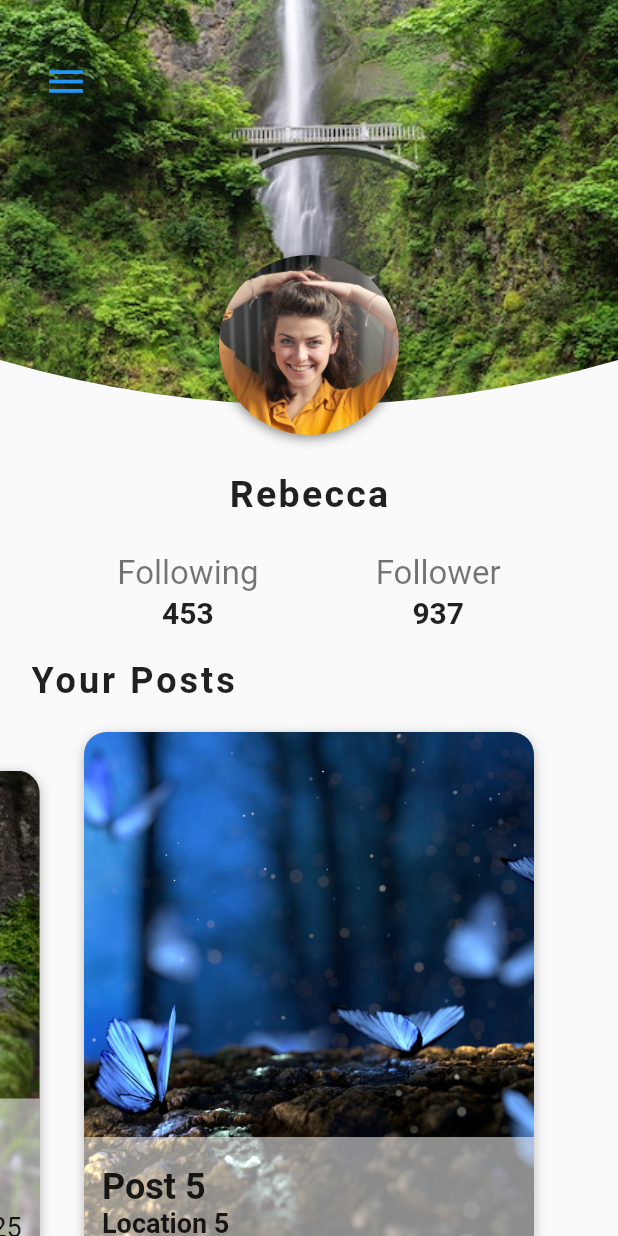
After one commit to tientuyen07/social_demo_ui, a Flutter app: the ProfileScreen screen opened directly, swiped to page 3, on a phone screen of 412 x 824 dp. The commit adds this screen. Run offline on Flutter 3.47's test engine with Material 2 defaults, Android fonts, the phone set to English and light mode, and no system bars.

Commit message:
[Add] [Profile Screen]

```diff
--- /dev/null
+++ b/lib/screens/profile_screen.dart
@@ -0,0 +1,162 @@
+import 'package:flutter/material.dart';
+import 'package:social_demo_ui/models/user_model.dart';
+import 'package:social_demo_ui/widgets/curve_clipper_profile.dart';
+import 'package:social_demo_ui/widgets/custom_drawer.dart';
+import 'package:social_demo_ui/widgets/posts_carousel.dart';
+
+class ProfileScreen extends StatefulWidget {
+  const ProfileScreen({Key? key, required this.user}) : super(key: key);
+  final User user;
+
+  @override
+  State<ProfileScreen> createState() => _ProfileScreenState();
+}
+
+class _ProfileScreenState extends State<ProfileScreen> {
+  late PageController _yourPostsPageController;
+  late PageController _favoritesPageController;
+  final GlobalKey<ScaffoldState> _scaffoldKey = GlobalKey<ScaffoldState>();
+
+  @override
+  void initState() {
+    super.initState();
+    _yourPostsPageController =
+        PageController(initialPage: 0, viewportFraction: 0.8);
+    _favoritesPageController =
+        PageController(initialPage: 0, viewportFraction: 0.8);
+  }
+
+  @override
+  Widget build(BuildContext context) {
+    return Scaffold(
+      key: _scaffoldKey,
+      drawer: Container(
+        color: Colors.white,
+        width: MediaQuery.of(context).size.width * 0.85,
+        height: double.infinity,
+        child: const CustomDrawer(),
+      ),
+      body: SingleChildScrollView(
+        child: Column(
+          children: [
+            Stack(
+              alignment: Alignment.center,
+              children: [
+                ClipPath(
+                  clipper: CurveClipperProfile(),
+                  child: Image(
+                    width: double.infinity,
+                    height: 300.0,
+                    image: AssetImage(widget.user.backgroundImageUrl!),
+                    fit: BoxFit.cover,
+                  ),
+                ),
+                Positioned(
+                  top: 30.0,
+                  left: 20.0,
+                  child: IconButton(
+                    icon: const Icon(Icons.menu),
+                    iconSize: 30.0,
+                    color: Theme.of(context).primaryColor,
+                    onPressed: () {
+                      _scaffoldKey.currentState?.openDrawer();
+                    },
+                  ),
+                ),
+                Positioned(
+                  bottom: 10.0,
+                  child: Container(
+                    decoration: const BoxDecoration(
+                      shape: BoxShape.circle,
+                      boxShadow: [
+                        BoxShadow(
+                          color: Colors.black45,
+                          offset: Offset(0, 2),
+                          blurRadius: 6.0,
+                        ),
+                      ],
+                    ),
+                    child: ClipOval(
+                      child: Image(
+                        width: 120.0,
+                        height: 120.0,
+                        image: AssetImage(widget.user.profileImageUrl!),
+                        fit: BoxFit.cover,
+                      ),
+                    ),
+                  ),
+                )
+              ],
+            ),
+            Padding(
+              padding: const EdgeInsets.all(15.0),
+              child: Text(
+                widget.user.name!,
+                style: const TextStyle(
+                  fontSize: 25.0,
+                  fontWeight: FontWeight.bold,
+                  letterSpacing: 1.5,
+                ),
+              ),
+            ),
+            const SizedBox(height: 10.0),
+            Row(
+              mainAxisAlignment: MainAxisAlignment.spaceEvenly,
+              children: [
+                Column(
+                  children: [
+                    const Text(
+                      'Following',
+                      style: TextStyle(
+                        fontSize: 22.0,
+                        color: Colors.black54,
+                      ),
+                    ),
+                    const SizedBox(height: 2.0),
+                    Text(
+                      widget.user.following.toString(),
+                      style: const TextStyle(
+                        fontSize: 20.0,
+                        fontWeight: FontWeight.w600,
+                      ),
+                    ),
+                  ],
+                ),
+                Column(
+                  children: [
+                    const Text(
+                      'Follower',
+                      style: TextStyle(
+                        fontSize: 22.0,
+                        color: Colors.black54,
+                      ),
+                    ),
+                    const SizedBox(height: 2.0),
+                    Text(
+                      widget.user.followers.toString(),
+                      style: const TextStyle(
+                        fontSize: 20.0,
+                        fontWeight: FontWeight.w600,
+                      ),
+                    ),
+                  ],
+                )
+              ],
+            ),
+            PostsCarousel(
+              pageController: _yourPostsPageController,
+              title: 'Your Posts',
+              posts: widget.user.posts!,
+            ),
+            PostsCarousel(
+              pageController: _favoritesPageController,
+              title: 'Favorites',
+              posts: widget.user.favorites!,
+            ),
+            const SizedBox(height: 50.0),
+          ],
+        ),
+      ),
+    );
+  }
+}
--- /dev/null
+++ b/lib/widgets/curve_clipper_profile.dart
@@ -0,0 +1,23 @@
+import 'package:flutter/material.dart';
+
+class CurveClipperProfile extends CustomClipper<Path> {
+  @override
+  Path getClip(Size size) {
+    Path path = Path();
+
+    path.lineTo(0, 4 * size.height / 5);
+    Offset centerPoint = Offset(size.width / 2, size.height);
+    Offset endPoint = Offset(size.width, 4 * size.height / 5);
+    path.quadraticBezierTo(
+        centerPoint.dx, centerPoint.dy, endPoint.dx, endPoint.dy);
+    path.lineTo(endPoint.dx, 0);
+    path.close();
+
+    return path;
+  }
+
+  @override
+  bool shouldReclip(covariant CustomClipper<Path> oldClipper) {
+    return false;
+  }
+}
--- a/lib/widgets/custom_drawer.dart
+++ b/lib/widgets/custom_drawer.dart
@@ -2,6 +2,7 @@ import 'package:flutter/material.dart';
 import 'package:social_demo_ui/data/data.dart';
 import 'package:social_demo_ui/screens/home_screen.dart';
 import 'package:social_demo_ui/screens/login_screen.dart';
+import 'package:social_demo_ui/screens/profile_screen.dart';
 
 class CustomDrawer extends StatelessWidget {
   const CustomDrawer({Key? key}) : super(key: key);
@@ -86,7 +87,19 @@ class CustomDrawer extends StatelessWidget {
         _buildDrawerOption(const Icon(Icons.chat), 'Chat', () => {}),
         _buildDrawerOption(const Icon(Icons.location_on), 'Map', () => {}),
         _buildDrawerOption(
-            const Icon(Icons.account_circle), 'Your Profile', () => {}),
+          const Icon(Icons.account_circle),
+          'Your Profile',
+          () => {
+            Navigator.pushReplacement(
+              context,
+              MaterialPageRoute(
+                builder: (context) => ProfileScreen(
+                  user: currentUser,
+                ),
+              ),
+            )
+          },
+        ),
         _buildDrawerOption(const Icon(Icons.settings), 'Settings', () => {}),
         Expanded(
           child: Align(
```
